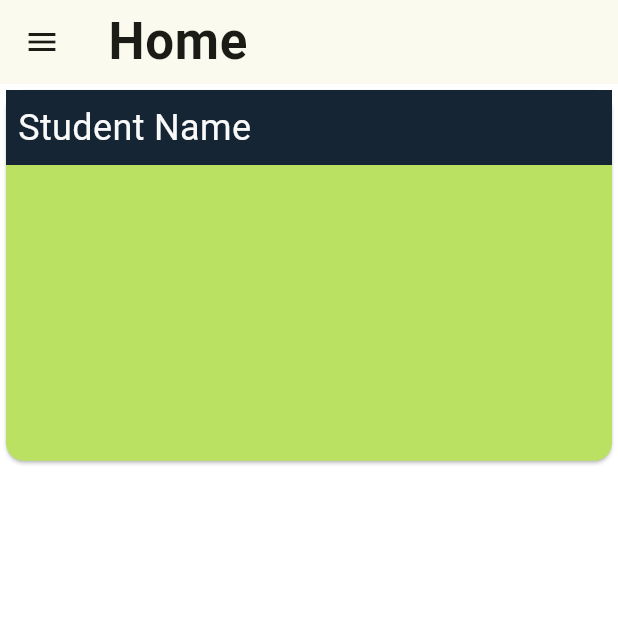
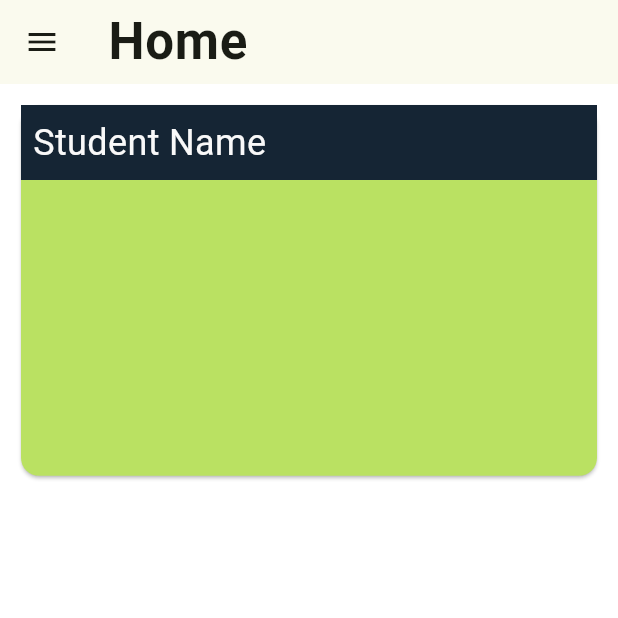
Before and after one commit to Algorithmics-001/bus_pass_mobile, a Flutter app: the HomeScreen screen opened by its route, on a phone screen of 412 x 824 dp, the top half of it. Run offline on Flutter 3.47's test engine with Material 3 defaults, Android fonts, the phone set to English and light mode, and no system bars.

Commit message:
homepage ready

```diff
--- a/lib/screens/home_screen.dart
+++ b/lib/screens/home_screen.dart
@@ -12,7 +12,10 @@ class HomeScreen extends StatelessWidget {
       appBar: AppBar(
         title: Text('Home'),
       ),
-      body: HomeCard(),
+      body: Padding(
+        padding: const EdgeInsets.all(10.0),
+        child: HomeCard(),
+      ),
       drawer: NavigationMenu(), // Add the navigation menu tab
     );
   }
```
